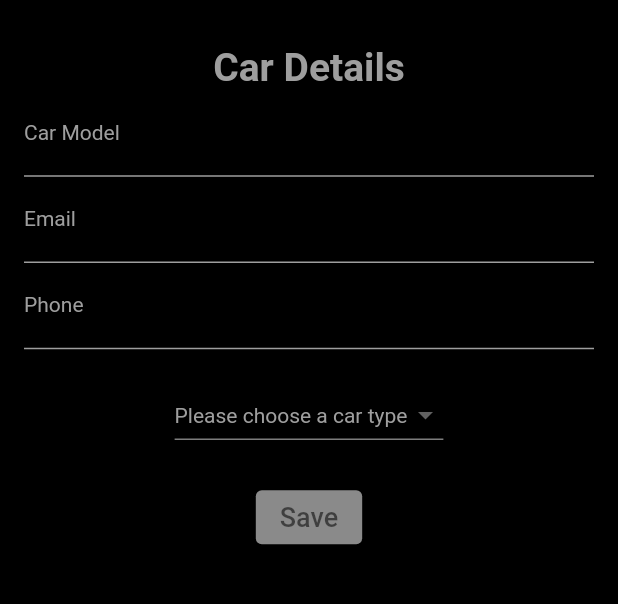
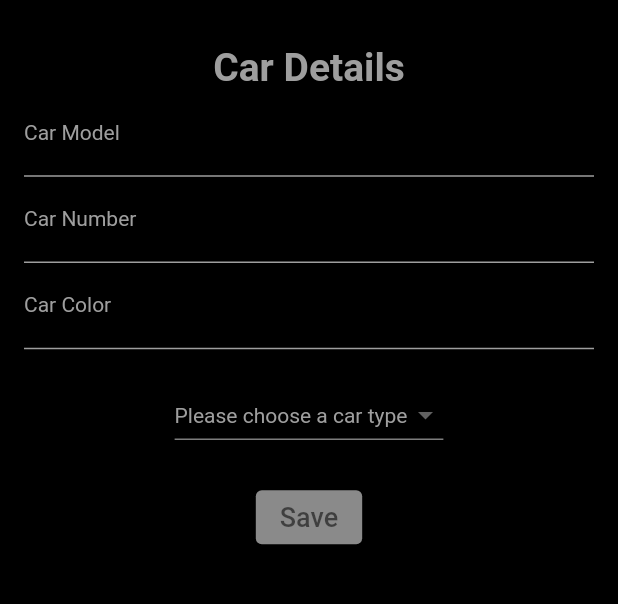
Before and after one commit to Deadlegend1321/Uber-Driver, a Flutter app: the CarInfoScreen screen opened directly, after a tap on "Save", on a phone screen of 412 x 824 dp, the part 417-1021 px from its top. Run offline on Flutter 3.47's test engine with Material 2 defaults, Android fonts, the phone set to English and light mode, and no system bars; our stand-ins replace firebase_auth, firebase_core, firebase_database, flutter_svg, fluttertoast; accounts and stored records are empty; network calls fail.

Commit message:
Added firebase auth and database with testing

```diff
--- a/lib/authentication/car_info_screen.dart
+++ b/lib/authentication/car_info_screen.dart
@@ -1,4 +1,8 @@
+import 'package:firebase_database/firebase_database.dart';
 import 'package:flutter/material.dart';
+import 'package:fluttertoast/fluttertoast.dart';
+import 'package:uber_driver/global/global.dart';
+import 'package:uber_driver/splashScreen/splash_screen.dart';
 
 class CarInfoScreen extends StatefulWidget {
   const CarInfoScreen({Key? key}) : super(key: key);
@@ -13,6 +17,20 @@ class _CarInfoScreenState extends State<CarInfoScreen> {
   TextEditingController carColorTextEditingController = TextEditingController();
   List carTypeslist = ["uber-x", "uber-go", "bike"];
   String? selectedCarType;
+
+  saveCarInfo(){
+    Map driverCarInfoMap = {
+      "car_colour": carColorTextEditingController.text.trim(),
+      "car_number": carNumberTextEditingController.text.trim(),
+      "car_model": carModelTextEditingController.text.trim(),
+      "type": selectedCarType
+    };
+
+    DatabaseReference driversRef = FirebaseDatabase.instance.ref().child("drivers");
+    driversRef.child(currentFirebaseUser!.uid).child("car_details").set(driverCarInfoMap);
+    Fluttertoast.showToast(msg: "Car Details has been saved");
+    Navigator.push(context, MaterialPageRoute(builder: (c)=> SplashScreen()));
+  }
 
   @override
   Widget build(BuildContext context) {
@@ -73,8 +91,8 @@ class _CarInfoScreenState extends State<CarInfoScreen> {
                     color: Colors.grey
                 ),
                 decoration: const InputDecoration(
-                    labelText: "Email",
-                    hintText: "xyz@gmail.com",
+                    labelText: "Car Number",
+                    hintText: "XY12 1234 1234",
                     enabledBorder: UnderlineInputBorder(
                       borderSide: BorderSide(
                           color: Colors.grey
@@ -102,8 +120,8 @@ class _CarInfoScreenState extends State<CarInfoScreen> {
                     color: Colors.grey
                 ),
                 decoration: const InputDecoration(
-                    labelText: "Phone",
-                    hintText: "1234567890",
+                    labelText: "Car Color",
+                    hintText: "White",
                     enabledBorder: UnderlineInputBorder(
                       borderSide: BorderSide(
                           color: Colors.grey
@@ -155,7 +173,12 @@ class _CarInfoScreenState extends State<CarInfoScreen> {
               const SizedBox(height: 20,),
               ElevatedButton(
                   onPressed: (){
-                    Navigator.push(context, MaterialPageRoute(builder: (c)=> CarInfoScreen()));
+                    if(carColorTextEditingController.text.isNotEmpty &&
+                    carModelTextEditingController.text.isNotEmpty &&
+                    carNumberTextEditingController.text.isNotEmpty &&
+                    selectedCarType != null){
+                      saveCarInfo();
+                    }
                   },
                   style: ElevatedButton.styleFrom(
                       primary: Colors.white54
--- /dev/null
+++ b/lib/global/global.dart
@@ -0,0 +1,4 @@
+import 'package:firebase_auth/firebase_auth.dart';
+
+final FirebaseAuth firebaseAuth = FirebaseAuth.instance;
+User? currentFirebaseUser;
--- a/pubspec.yaml
+++ b/pubspec.yaml
@@ -33,6 +33,7 @@ dependencies:
   firebase_core: ^1.12.0
   firebase_auth: ^3.3.8
   firebase_database: ^9.0.7
+  fluttertoast: ^8.0.9
 
 
   # The following adds the Cupertino Icons font to your application.
```
Also changed, not shown: lib/authentication/login_screen.dart (+36 -0 lines), lib/authentication/signup_screen.dart (+54 -1 lines), lib/main.dart (+0 -9 lines), lib/splashScreen/splash_screen.dart (+12 -0 lines), lib/tabPages/profile_tab.dart (+14 -1 lines), lib/widgets/progress_dialog.dart (added, +39 -0 lines), pubspec.lock.
